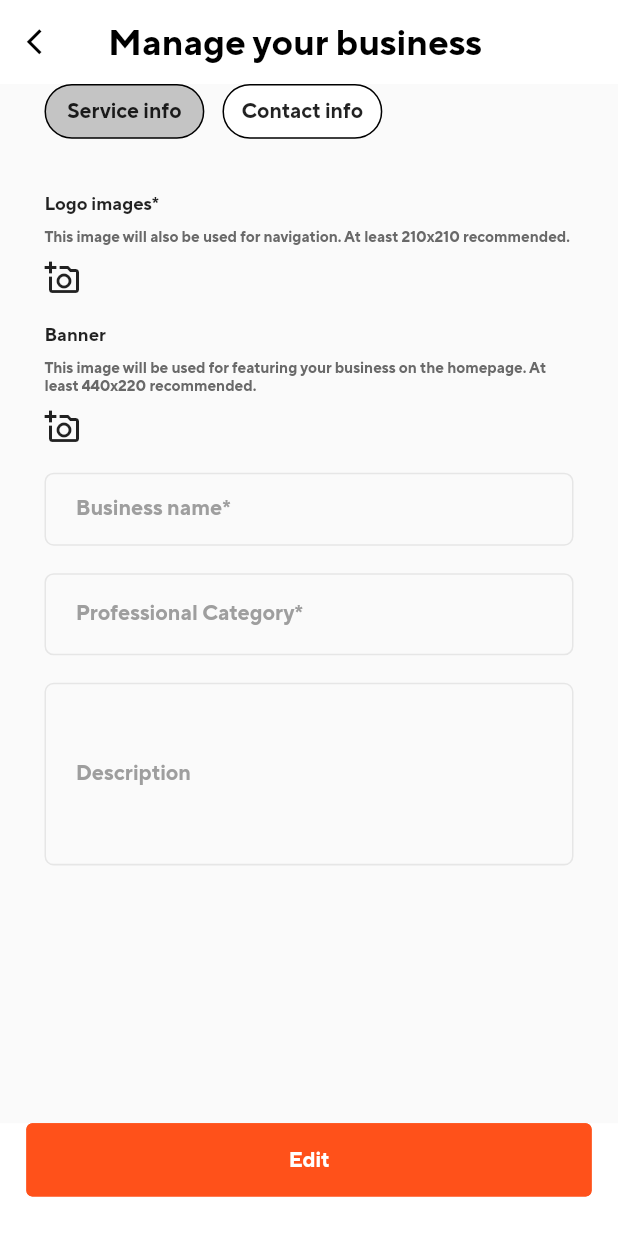
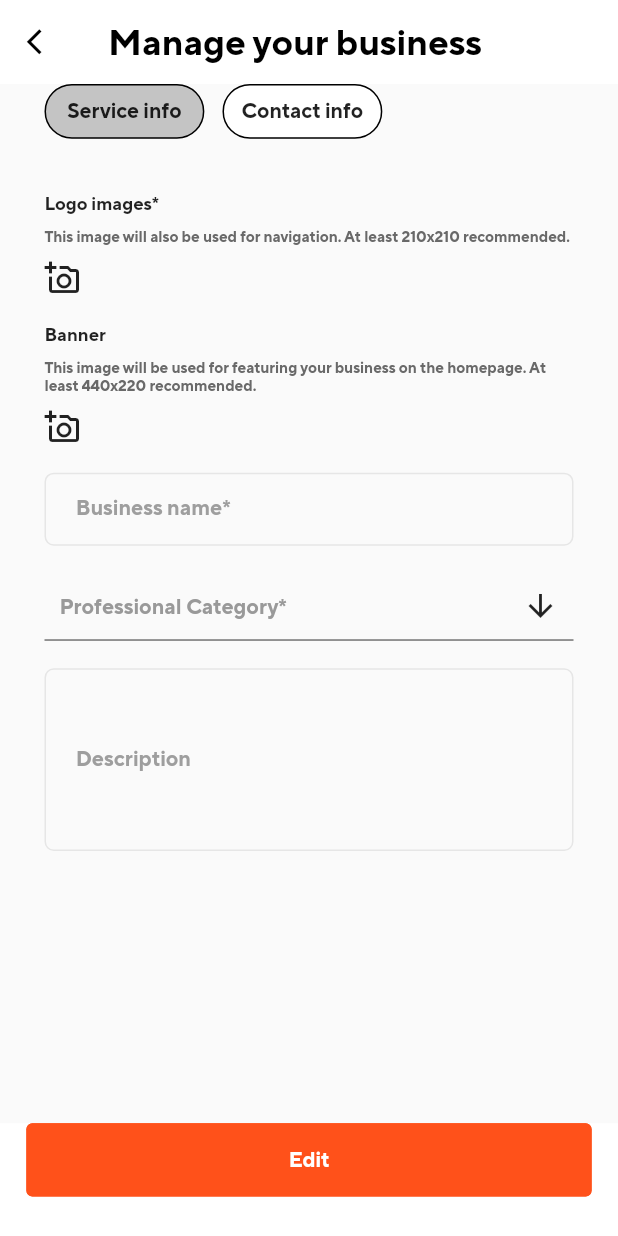
Before and after one commit to lhllqt/anygonow-mobile, a Flutter app: the BusinessManagementScreen screen opened directly, on a phone screen of 412 x 824 dp. Run offline on Flutter 3.47's test engine with Material 2 defaults, Android fonts, the phone set to English and light mode, and no system bars; drawn by our look-alikes of multi_select_flutter; our stand-ins replace carousel_slider, convert, dio, flutter_credit_card, flutter_dotenv and 11 more; missing offline and left inert: ecdsa, elliptic, encrypt, flutter_stripe, pointycastle, protobuf and 3 more; accounts and stored records are empty; network calls fail; key blocks and very long unbroken strings in the code were emptied for the run.

Commit message:
fix: s3, tags

```diff
--- a/lib/controller/account/account_controller.dart
+++ b/lib/controller/account/account_controller.dart
@@ -2,6 +2,7 @@ import 'dart:convert';
 
 import 'package:flutter/material.dart';
 import 'package:get/get.dart';
+import 'package:textfield_tags/textfield_tags.dart';
 import 'package:untitled/controller/global_controller.dart';
 import 'package:untitled/model/custom_dio.dart';
 
@@ -22,6 +23,8 @@ class AccountController extends GetxController {
   TextEditingController country = TextEditingController();
 
   GlobalController globalController = Get.put(GlobalController());
+  final textFieldTagsController = TextFieldTagsController();
+  var tags = [];
 
   RxBool isEditting = false.obs;
   RxBool isBusinessScreen = true.obs;
@@ -76,6 +79,7 @@ class AccountController extends GetxController {
           }
         },
       );
+
       var response2 = await customDio.put(
         "/contacts/$userID",
         {
@@ -88,6 +92,7 @@ class AccountController extends GetxController {
           }
         },
       );
+
       var json = jsonDecode(response.toString());
       if (json["data"] != null) {
         return json["data"]["user"];
--- a/lib/screen/brand_detail/brand_detail.dart
+++ b/lib/screen/brand_detail/brand_detail.dart
@@ -233,7 +233,6 @@ class BrandDetailScreen extends StatelessWidget {
                 mainAxisAlignment: MainAxisAlignment.start,
                 children: [
                   Text("${data.numberOrder} times request"),
-                  Text("Best house cleaning"),
                 ],
               )
             ],
--- a/lib/screen/handyman/business_management/business_management_screen.dart
+++ b/lib/screen/handyman/business_management/business_management_screen.dart
@@ -1,9 +1,13 @@
 import 'dart:io';
 import 'package:flutter/material.dart';
 import 'package:get/get.dart';
+import 'package:multi_select_flutter/bottom_sheet/multi_select_bottom_sheet.dart';
+import 'package:multi_select_flutter/multi_select_flutter.dart';
+import 'package:textfield_tags/textfield_tags.dart';
 import 'package:untitled/controller/account/account_controller.dart';
 import 'package:untitled/main.dart';
 import 'package:untitled/screen/handyman/home_page/home_page_screen.dart';
+import 'package:untitled/screen/handyman/service_area/service_area_screen.dart';
 import 'package:untitled/utils/config.dart';
 import 'package:untitled/widgets/app_bar.dart';
 import 'package:untitled/widgets/bounce_button.dart';
@@ -146,7 +150,23 @@ class _BusinessManagementScreenState extends State<BusinessManagementScreen> {
                                   Icons.add_a_photo_outlined,
                                 ),
                               )
-                            : Obx(() => Align(
+                            : Obx(() => GestureDetector(
+                                  onTap: () async {
+                                    if (!accountController.isEditting.value) {
+                                      return;
+                                    }
+                                    XFile? pickedFile = await ImagePicker().pickImage(
+                                      source: ImageSource.gallery,
+                                      maxWidth: 1800,
+                                      maxHeight: 1800,
+                                    );
+                                    if (pickedFile != null) {
+                                      setState(() {
+                                        logoFile = File(pickedFile.path);
+                                      });
+                                    }
+                                  },
+                                  child: Align(
                                     alignment: Alignment.centerLeft,
                                     child: ClipRRect(
                                       borderRadius: BorderRadius.circular(56),
@@ -160,6 +180,7 @@ class _BusinessManagementScreenState extends State<BusinessManagementScreen> {
                                                   fit: BoxFit.cover,
                                                 )
                                               : getImage(accountController.logoImage.value, width: getWidth(60), height: getHeight(60))),
+                                    ),
                                   ),
                                 )),
                         SizedBox(
@@ -231,19 +252,21 @@ class _BusinessManagementScreenState extends State<BusinessManagementScreen> {
                         SizedBox(
                           height: getHeight(18),
                         ),
-                        Stack(children: [
-                          Obx(
-                            () => inputRegular(context, hintText: "Professional Category*", textEditingController: accountController.category, enabled: accountController.isEditting.value, height: 54),
+                        MultiSelectDialogField(
+                          title: const Text("Category"),
+                          items: globalController.categories.map((e) => MultiSelectItem(e, e.name)).toList(),
+                          listType: MultiSelectListType.CHIP,
+                          onConfirm: (values) {
+                            accountController.tags = values;
+                          },
+                          buttonText: Text(
+                            "Professional Category*",
+                            style: TextStyle(
+                              fontSize: getHeight(14),
+                              color: accountController.isEditting.value ? Colors.black : const Color(0xFF999999)
                             ),
-                          Obx(() => accountController.isEditting.value
-                              ? Container(
-                                  child: getDropDown(
-                                    globalController.categories.map((element) => element.name).toList(),
-                                    (String value) => {accountController.category.text = value},
                           ),
-                                )
-                              : Container()),
-                        ]),
+                        ),
                         SizedBox(
                           height: getHeight(18),
                         ),
@@ -341,7 +364,6 @@ class _BusinessManagementScreenState extends State<BusinessManagementScreen> {
       ),
     );
   }
-}
 
   Container confirmButtonContainer(BuildContext context, AccountController controller) {
     return bottomContainerLayout(
@@ -370,22 +392,26 @@ Container confirmButtonContainer(BuildContext context, AccountController control
                               CustomDialog(context, "FAILED").show({"message": "missing_field"});
                               return;
                             }
+
+                            if (logoFile.path != "") {
+                              var contentLength = await logoFile.length();
+                              var filename = logoFile.path.split("/").last;
+                              var a = await ImageService.handleUploadImage(filename, contentLength, logoFile);
+                            }
+
                             var result = await controller.editBusinessInfo();
                             if (result != null) {
                               controller.isBusinessScreen.value = false;
                             }
                           } else {
-                          if (controller.phoneNumber.text == ""
-                              || controller.city.text == ""
-                              || controller.address1.text == ""
-                              || controller.zipcode.text == "") {
+                            if (controller.phoneNumber.text == "" || controller.city.text == "" || controller.address1.text == "" || controller.zipcode.text == "") {
                               CustomDialog(context, "FAILED").show({"message": "missing_field"});
                               return;
                             }
                             var result = await controller.editBusinessContact();
                             if (result != null) {
                               controller.isBusinessScreen.value = false;
-                            Get.to(() => HandymanHomePageScreen());
+                              Get.to(() => ServiceAreaScreen());
                             }
                           }
                         }
@@ -403,3 +429,4 @@ Container confirmButtonContainer(BuildContext context, AccountController control
       ),
     );
   }
+}
--- a/pubspec.yaml
+++ b/pubspec.yaml
@@ -52,6 +52,8 @@ dependencies:
   flutter_credit_card: ^3.0.1
   http: ^0.13.3
   uni_links: ^0.5.1
+  textfield_tags: ^1.4.4
+  multi_select_flutter: ^4.1.2
 
 dev_dependencies:
   flutter_test:
```
Also changed, not shown: lib/model/custom_dio.dart (+13 -0 lines), lib/model/unauthorize_dio.dart (added, +78 -0 lines), lib/screen/handyman/service_area/service_area_screen.dart (+42 -17 lines), lib/widgets/image.dart (+55 -0 lines), pubspec.lock. Lines whose indentation alone changed are shown as unchanged.
